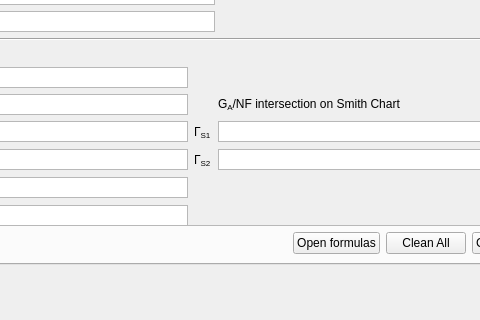
Before: the Qt Designer form ui/syRF.ui in urbanij/syRF, drawn with Qt 5; both pictures show x 651 to 1131 and y 526 to 846 of the 1357 by 846 pixel window.
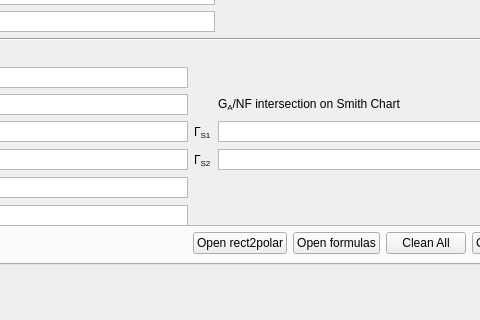
After: the same form once the commit is applied. The open tabs and pages were chosen to show the change.

Commit message: - fixed Hz to MHz in plots x axes - edited label of load/source impedance/admittance based on combobox in Lumped par matching tab - added button for new window (wip)

```diff
--- a/ui/syRF.ui
+++ b/ui/syRF.ui
@@ -2709,6 +2709,13 @@
             </property>
            </spacer>
           </item>
+          <item>
+           <widget class="QPushButton" name="open_rect2polar_button">
+            <property name="text">
+             <string>Open rect2polar</string>
+            </property>
+           </widget>
+          </item>
           <item>
            <widget class="QPushButton" name="open_S_formulas_button">
             <property name="text">
```
Left out of the diff: 4 changed lines with no effect on the pictures. The commit also changes 12 other files.
